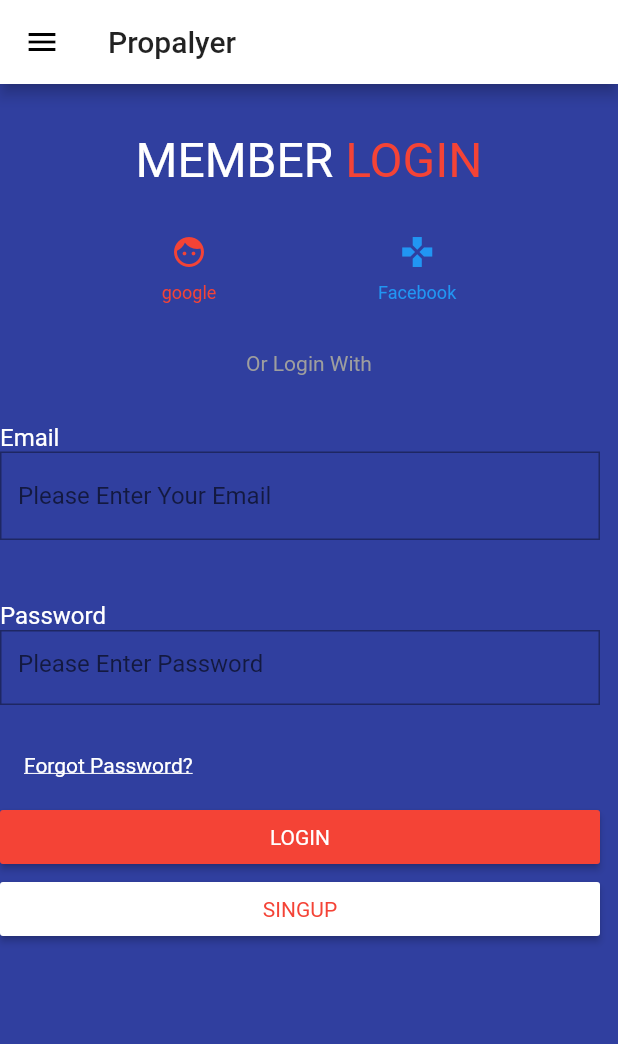
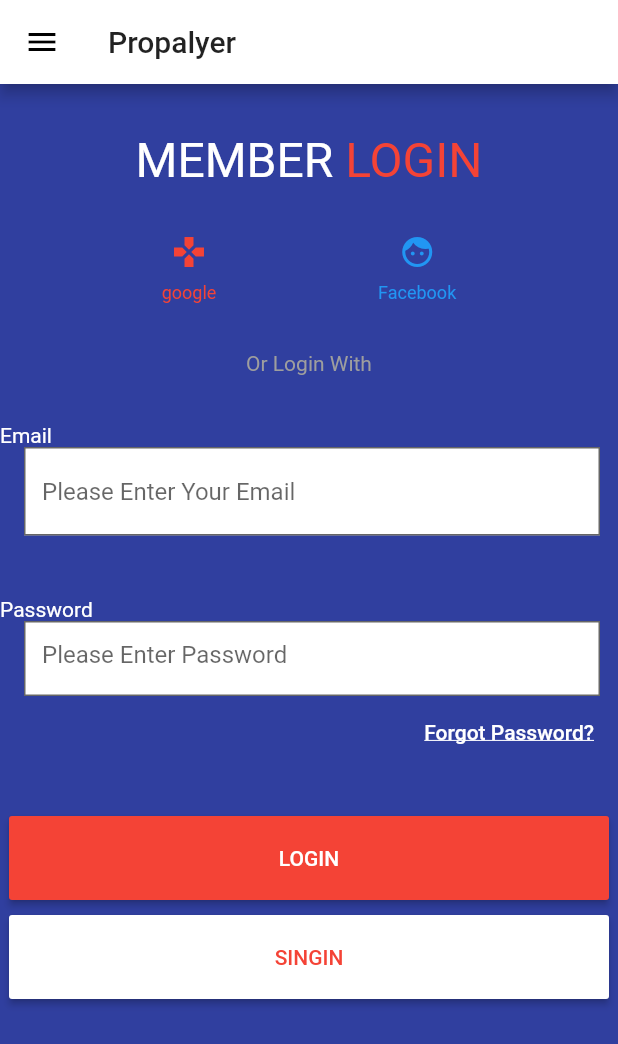
Before and after one commit to samlaw1125/sam-personal-git, a Flutter app: the screen it shows after launch, on a phone screen of 412 x 824 dp. Shown: the top 1044 px of the screen. Run offline on Flutter 3.47's test engine with Material 2 defaults, Android fonts, the phone set to English and light mode, and no system bars; Roboto replaces fonts that are missing (Poppins).

Commit message:
update code

```diff
--- a/lib/main.dart
+++ b/lib/main.dart
@@ -43,7 +43,6 @@ class _MyAppState extends State<Screen>{
             children: <Widget>[
               SizedBox(
                 height: 100,
-
               child: Container(
                 padding: const EdgeInsets.all(32),
               child: RichText(
@@ -71,8 +70,8 @@ class _MyAppState extends State<Screen>{
           Row(
             mainAxisAlignment: MainAxisAlignment.spaceEvenly,
             children: <Widget>[
-              _buildButtonColumn(Colors.red, Icons.face, 'google'),
-              _buildButtonColumn(Colors.blue, Icons.games, 'Facebook')
+              _buildButtonColumn(Colors.red, Icons.games, 'google'),
+              _buildButtonColumn(Colors.blue, Icons.face, 'Facebook')
             ],
 
           ),
@@ -81,50 +80,40 @@ class _MyAppState extends State<Screen>{
             children: <Widget>[
               Container(
                 padding: const EdgeInsets.all(32),
-                child: RichText(
-                  text: TextSpan(
-                    text: 'Or Login With',
+                child: Text('Or Login With',
                 style: TextStyle(
-                      decorationStyle: TextDecorationStyle.solid,
-                      color: Colors.grey
-                    )
+                  color: Colors.grey,
                 ),
                 )
               )
-
             ],
           ),
           Row(
             children: <Widget>[
-              Container(
-                child: Align(
-                  alignment: Alignment.topLeft,
-                  child: RichText(
-                    text: TextSpan(
-                      text: 'Email',
+              Text(
+                'Email',
                 style: TextStyle(
-                        fontSize: 16,
                   color: Colors.white,
-                      )
-                    ),
-                  ),
                 ),
               )
             ],
           ),
             Row(
             children: <Widget>[
-              SizedBox(
+              Container(
+                padding: const EdgeInsets.only(left: 16),
+              child: SizedBox(
                 height: 100,
-                width: 400,
+                width: 384,
               child: TextFormField(
                 decoration: InputDecoration(
                   hintText: 'Please Enter Your Email',
-                  fillColor: Colors.blue,
+                  fillColor: Colors.white,
+                  filled: true,
                   border: OutlineInputBorder(
                     borderRadius: BorderRadius.horizontal(
                       left: Radius.zero, right: Radius.zero,),
-                    borderSide: BorderSide(color: Colors.lightBlue,
+                    borderSide: BorderSide(
                     ),
                   ),
                 ),
@@ -141,36 +130,35 @@ class _MyAppState extends State<Screen>{
                 ),
               ),
               ),
+              )
             ]
           ),
           Row(
             children: <Widget>[
-              Container(
-                child: RichText(
-                  text: TextSpan(
-                    text: 'Password',
+              Text(
+                'Password',
                 style: TextStyle(
-                      fontSize: 16,
                   color: Colors.white,
-                    )
-                  ),
                 ),
               )
             ],
           ),
           Row(
           children: <Widget>[
-              SizedBox(
+            Container(
+              padding: const EdgeInsets.only(left: 16),
+            child: SizedBox(
               height: 50,
-                width: 400,
+              width: 384,
             child: TextFormField(
               decoration: InputDecoration(
+                fillColor: Colors.white,
+                filled: true,
                 hintText: 'Please Enter Password',
-                  fillColor: Colors.blue,
                 border: OutlineInputBorder(
                   borderRadius: BorderRadius.horizontal(
                     left: Radius.zero, right: Radius.zero,),
-                    borderSide: BorderSide(color: Colors.lightBlue,
+                    borderSide: BorderSide(
                     ),
                 ),
               ),
@@ -187,62 +175,61 @@ class _MyAppState extends State<Screen>{
               ),
             ),
             ),
+            ),
           ]
         ),
           Row(
+            mainAxisAlignment: MainAxisAlignment.end,
             children: <Widget>[
               Container(
-                padding: const EdgeInsets.only(top: 16),
-                child: Align(
-                  alignment: Alignment.bottomRight,
+                padding: const EdgeInsets.only(bottom: 32),
                 child: FlatButton(
                     textColor: Colors.white,
                     onPressed: () {},
-                    child: RichText(
-                      text: TextSpan(
-                        text: 'Forgot Password?',
+                    child: Text(
+                      'Forgot Password?',
                       style: TextStyle(
-                          decoration: TextDecoration.underline,
                         color: Colors.white,
-                        )
-                      ),
+                        decoration: TextDecoration.underline
                       ),
                     )
-
                   )
               ),
             ],
           ),
-          Row(
-            children: <Widget>[
               IntrinsicWidth(
                 stepHeight: 200,
                 stepWidth: 400,
                 child: Column(
                   crossAxisAlignment: CrossAxisAlignment.stretch,
                   children: <Widget>[
-                    RaisedButton(
+                    Container(
+                      padding: const EdgeInsets.only(bottom: 10),
+                    child: RaisedButton(
                       color: Colors.red,
                       onPressed: () {},
-                      child: RichText(
-                      text: TextSpan(
-                        text: 'LOGIN',
+                      child: Padding(
+                        padding: const EdgeInsets.fromLTRB(0, 20, 0, 20),
+                        child: Text(
+                          'LOGIN',
                           style: TextStyle(
                             color: Colors.white,
-                        )
+                            ),
+                          ),
                         ),
                       ),
                     ),
                     RaisedButton(
                       color: Colors.white,
                       onPressed: () {},
-                      child: RichText(
-                      text: TextSpan(
-                        text: 'SINGUP',
+                      child: Padding(
+                        padding: const EdgeInsets.fromLTRB(0, 20, 0, 20),
+                        child: Text(
+                          'SINGIN',
                           style: TextStyle(
                             color: Colors.red,
+                          ),
                         )
-                      ),
                       ),
                     )
                   ],
@@ -250,8 +237,6 @@ class _MyAppState extends State<Screen>{
               )
             ],
           )
-            ]
-          ),
         );
   }
 }
```
Lines whose indentation alone changed are shown as unchanged.
